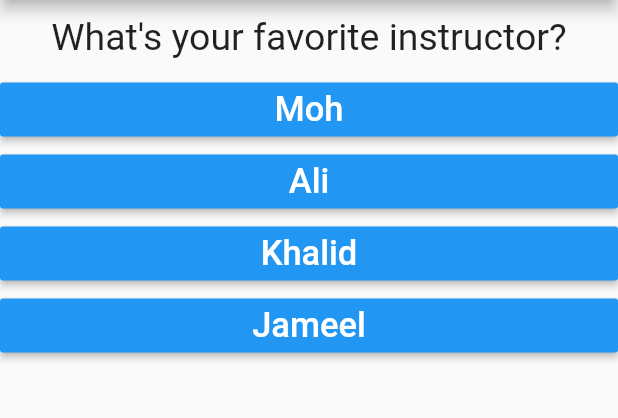
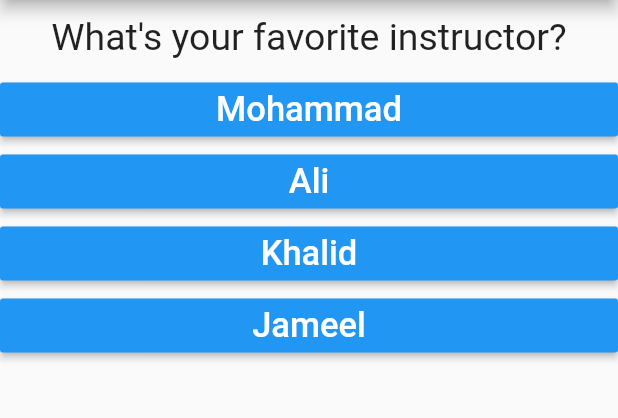
Before and after one commit to RashedMigdady/expert-palm-tree, a Flutter app: the screen it shows after launch, after a tap on "Red", after a tap on "Bird", on a phone screen of 412 x 824 dp, the part 84-502 px from its top. Run offline on Flutter 3.47's test engine with Material 2 defaults, Android fonts, the phone set to English and light mode, and no system bars.

Commit message:
4th commit

```diff
--- a/lib/main.dart
+++ b/lib/main.dart
@@ -1,3 +1,7 @@
+//import 'dart:html';
+
+import 'package:app02/quiz.dart';
+import 'package:app02/result.dart';
 import 'package:flutter/material.dart';
 import 'question.dart';
 import 'answer.dart';
@@ -14,9 +18,13 @@ class MyApp extends StatefulWidget {
 class _MyAppState extends State<MyApp> {
   int _questionIndex = 0;
 
-  void answerQuestion(){
-    if (_questionIndex == 2)
-      _questionIndex = -1;
+  void _resetQuiz(){
+    setState(() {
+      _questionIndex = 0;
+    });
+  }
+
+  void answerQuestion() {
     setState(() {
       _questionIndex = _questionIndex + 1;
     });
@@ -25,20 +33,19 @@ class _MyAppState extends State<MyApp> {
     print(_questionIndex);
   }
 
-  final List<Map<String,Object>> _question = [
+  final List<Map<String, Object>> _question = [
     {
-      'questionText':'What\'s your favorite Color?',
-      'answers':["Red" , "Black" , "Blue" , "Green"]
+      'questionText': 'What\'s your favorite Color?',
+      'answers': ["Red", "Black", "Blue", "Green"]
     },
     {
-      'questionText':'What\'s your favorite Animal?',
-      'answers':["Tiger" , "Bird" , "Sneak" , "Lion"]
+      'questionText': 'What\'s your favorite Animal?',
+      'answers': ["Tiger", "Bird", "Sneak", "Lion"]
     },
     {
-      'questionText':'What\'s your favorite instructor?',
-      'answers':["Moh" , "Ali" , "Khalid" , "Jameel"]
+      'questionText': 'What\'s your favorite instructor?',
+      'answers': ["Mohammad", "Ali", "Khalid", "Jameel"]
     }
-
   ];
 
   @override
@@ -49,18 +56,12 @@ class _MyAppState extends State<MyApp> {
             title: Text("Quiz App"),
           ),
           body: Container(
-            //width: double.infinity,
-            child: Column(children: <Widget>[
-              Question(_question[_questionIndex]['questionText']),
-
-              ...(_question[_questionIndex]['answers'] as List<String>).map((ans){
-                return Answer(answerQuestion , ans);
-                }).toList(),
-
-
-
-            ]),
-          )),
+              //width: double.infinity,
+              child: _questionIndex < _question.length
+                  ? Quiz(_question, answerQuestion, _questionIndex)
+                  : Center(
+                    child: Result(_resetQuiz),
+                  ))),
     );
   }
 }
--- a/lib/quiz.dart
+++ b/lib/quiz.dart
@@ -1,9 +1,22 @@
 import 'package:flutter/material.dart';
+import 'answer.dart';
+import 'question.dart';
 
 class Quiz extends StatelessWidget {
+  final List<Map<String , Object>> question;
+  final int questionIndex;
+  final Function()? answerQuestion;
+
+  Quiz(this.question , this.answerQuestion ,this.questionIndex );
 
   @override
   Widget build(BuildContext context) {
-    return Container();
+    return Column(children: <Widget>[
+      Question(question[questionIndex]['questionText']),
+      ...(question[questionIndex]['answers'] as List<String>)
+          .map((ans) {
+        return Answer(answerQuestion, ans);
+      }).toList(),
+    ]);
   }
 }
```
Also changed, not shown: lib/result.dart (+21 -1 lines).
